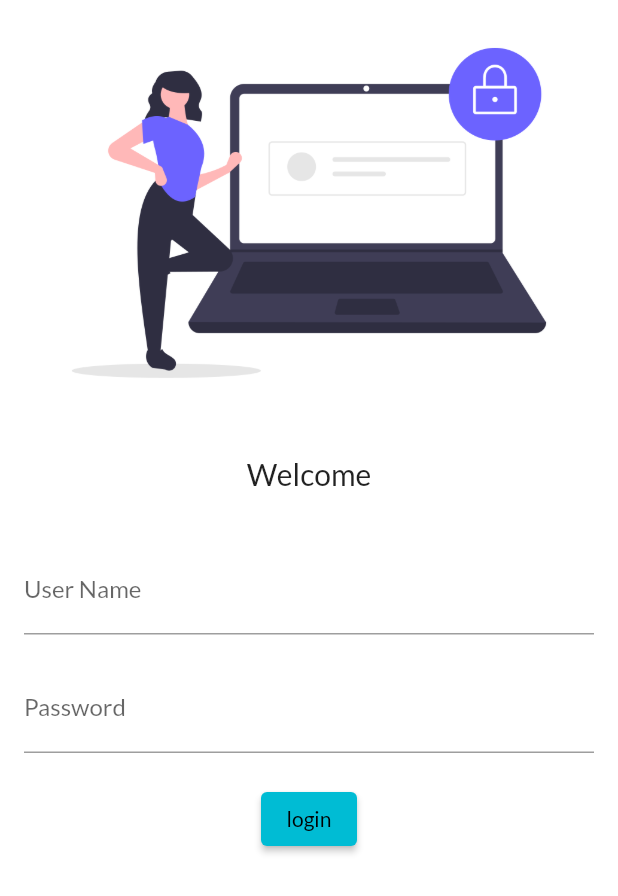
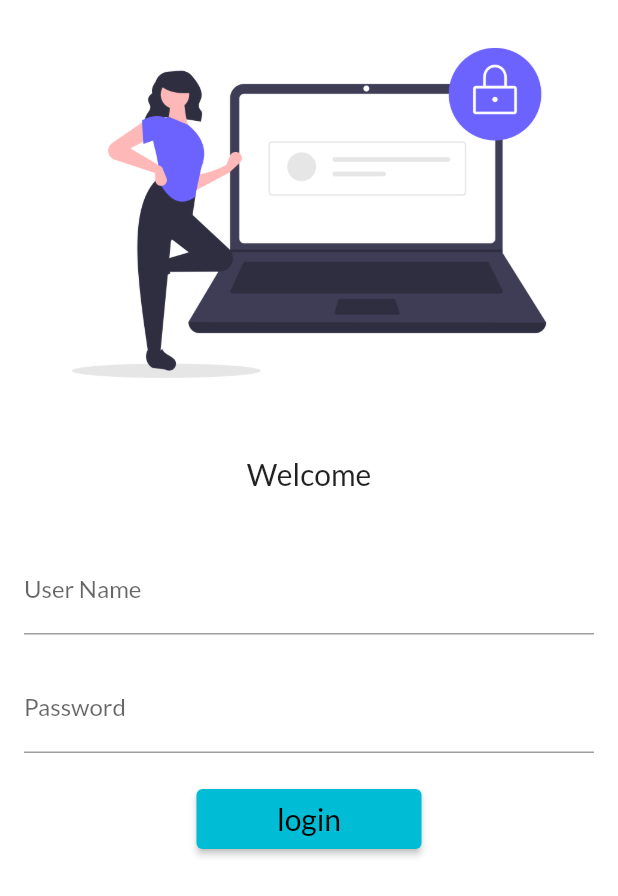
Before and after one commit to Hammad-Basharat/30daysofflutter, a Flutter app: the screen it shows after launch, on a phone screen of 412 x 824 dp. Shown: the top 896 px of the screen. Run offline on Flutter 3.47's test engine with Material 2 defaults, Android fonts, the light colour scheme and no system bars; our stand-ins replace google_fonts.

Commit message:
day5 completed

```diff
--- a/lib/main.dart
+++ b/lib/main.dart
@@ -1,5 +1,6 @@
 import 'package:first_class/pages/home_page.dart';
 import 'package:first_class/pages/login_page.dart';
+import 'package:first_class/utils/routes.dart';
 import 'package:flutter/material.dart';
 import 'package:google_fonts/google_fonts.dart';
 
@@ -20,10 +21,12 @@
       darkTheme: ThemeData(
         brightness: Brightness.dark,
       ),
+      // debugShowCheckedModeBanner: false,   //Comment: To Remove debug from end result app.
       initialRoute: "/login",
       routes: {
         "/": (context) => HomePage(),
-        "/login": (context) => LoginPage(),
+        MyRoutes.homeroute: (context) => HomePage(),
+        MyRoutes.loginroute: (context) => LoginPage(),
       },
     );
   }
--- a/lib/pages/login_page.dart
+++ b/lib/pages/login_page.dart
@@ -1,3 +1,4 @@
+import 'package:first_class/utils/routes.dart';
 import 'package:flutter/material.dart';
 
 class LoginPage extends StatelessWidget {
@@ -5,6 +6,7 @@
   Widget build(BuildContext context) {
     return Material(
       color: Colors.white,
+      child: SingleChildScrollView(
         child: Column(
           children: [
             Image.asset(
@@ -23,7 +25,8 @@
             SizedBox(
               height: 20,
             ),
-          Padding(padding:  const EdgeInsets.symmetric(vertical: 16, horizontal: 16 ),
+            Padding(
+              padding: const EdgeInsets.symmetric(vertical: 16, horizontal: 16),
               child: Column(
                 children: [
                   TextFormField(
@@ -47,14 +50,20 @@
                   ),
                   ElevatedButton(
                     onPressed: () {
-                      print("AOA");
+                      Navigator.pushNamed(context, MyRoutes.homeroute);
                     },
-                    child: Text("login"))
+                    child: Text(
+                      "login",
+                      style: TextStyle(fontSize: 20),
+                    ),
+                    style: TextButton.styleFrom(minimumSize: Size(150, 40)),
+                  ),
                 ],
               ),
             ),
           ],
         ),
+      ),
     );
   }
 }
--- /dev/null
+++ b/lib/utils/routes.dart
@@ -0,0 +1,4 @@
+class MyRoutes {
+  static String loginroute = "/login";
+  static String homeroute = "home";
+}
```
Lines whose indentation alone changed are shown as unchanged.
